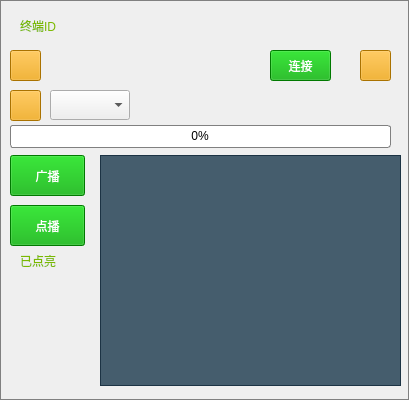
This is RfidGateway/widget.ui in birdman1992/RfidGateway as Qt 5 draws it before an edit. The edited form follows.
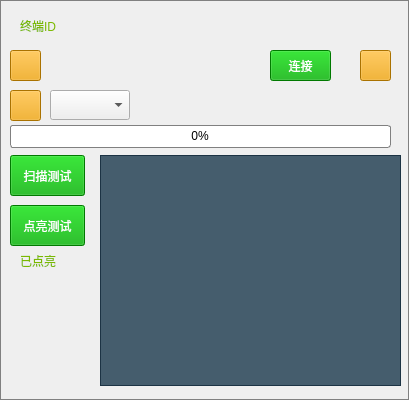
This is the edited form. Icons and pictures are not drawn.

Commit message: 修复部分界面细节

What changed in the file:
```diff
--- a/RfidGateway/widget.ui
+++ b/RfidGateway/widget.ui
@@ -99,7 +99,7 @@
     </rect>
    </property>
    <property name="text">
-    <string>广播</string>
+    <string>扫描测试</string>
    </property>
   </widget>
   <widget class="QPushButton" name="check">
@@ -112,7 +112,7 @@
     </rect>
    </property>
    <property name="text">
-    <string>点播</string>
+    <string>点亮测试</string>
    </property>
   </widget>
   <widget class="QTableWidget" name="nodeList">
```
The commit also changes 4 other files.
